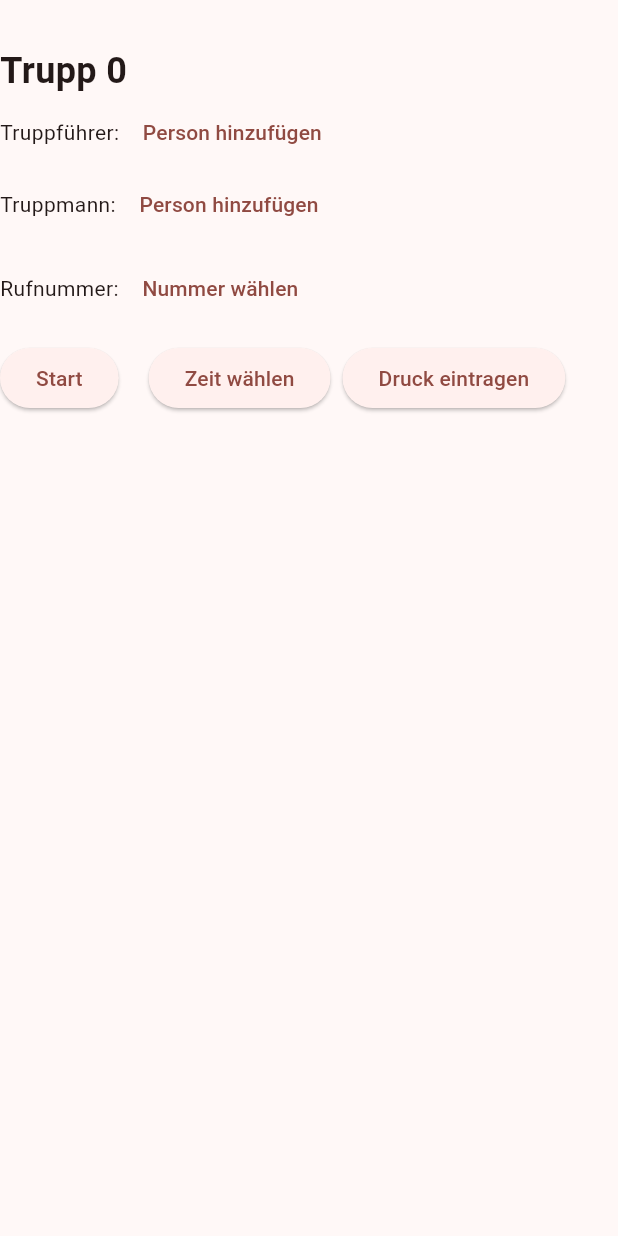
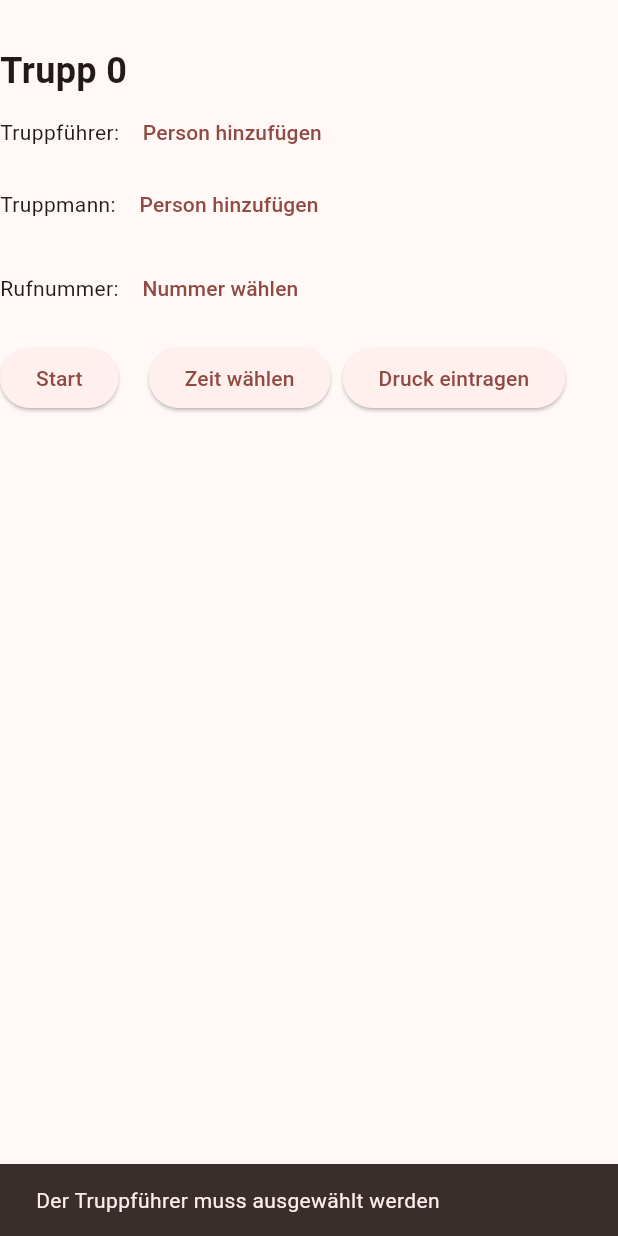
Before and after one commit to TINF24AI2/asu, a Flutter app: the WidgetNewTrupp widget shown alone on an empty page, opened directly with empty values, after a tap on "Start", on a phone screen of 412 x 824 dp. Run offline on Flutter 3.47's test engine with Material 3 defaults, Android fonts, the phone set to English and light mode, and no system bars; our stand-ins replace cloud_firestore, firebase_auth, firebase_core, flutter_riverpod, freezed_annotation, go_router and 1 more; accounts and stored records are empty; generated files the repository leaves out were written again; network calls fail.

Commit message:
Added form validation
Form validation for widget_new_trupp.dart consists of validations for the trupp members, their pressure, the radio call number and the deployment duration.

```diff
--- a/lib/ui/core/widget_new_trupp.dart
+++ b/lib/ui/core/widget_new_trupp.dart
@@ -210,6 +210,62 @@ class _WidgetNewTruppState extends ConsumerState<WidgetNewTrupp> {
           children: [
             ElevatedButton(
               onPressed: () {
+                // validations before starting
+                // trupp members
+                if (members[0] == null || members[0]!.isEmpty) {
+                  ScaffoldMessenger.of(context).showSnackBar(
+                    const SnackBar(
+                      content: Text('Der Truppführer muss ausgewählt werden'),
+                    ),
+                  );
+                  return;
+                }
+
+                if (members[1] == null || members[1]!.isEmpty) {
+                  ScaffoldMessenger.of(context).showSnackBar(
+                    const SnackBar(
+                      content: Text('Der Truppmann muss ausgewählt werden'),
+                    ),
+                  );
+                  return;
+                }
+                // radio call number
+                if (_selectedCallNumber == null ||
+                    _selectedCallNumber!.isEmpty) {
+                  ScaffoldMessenger.of(context).showSnackBar(
+                    const SnackBar(
+                      content: Text('Die Rufnummer muss ausgewählt werden'),
+                    ),
+                  );
+                  return;
+                }
+                // pressure level
+                if (_leaderPressure == null) {
+                  ScaffoldMessenger.of(context).showSnackBar(
+                    const SnackBar(
+                      content: Text('Der Druck vom Truppführer fehlt'),
+                    ),
+                  );
+                  return;
+                }
+                if (_memberPressure == null) {
+                  ScaffoldMessenger.of(context).showSnackBar(
+                    const SnackBar(
+                      content: Text('Der Druck vom Truppmann fehlt'),
+                    ),
+                  );
+                  return;
+                }
+                // deployment duration
+                if (_selectedMinutes == null) {
+                  ScaffoldMessenger.of(context).showSnackBar(
+                    const SnackBar(
+                      content: Text('Die Einsatzdauer muss ausgewählt werden'),
+                    ),
+                  );
+                  return;
+                }
+
                 ref
                     .read(einsatzProvider.notifier)
                     .addTrupp(
```
